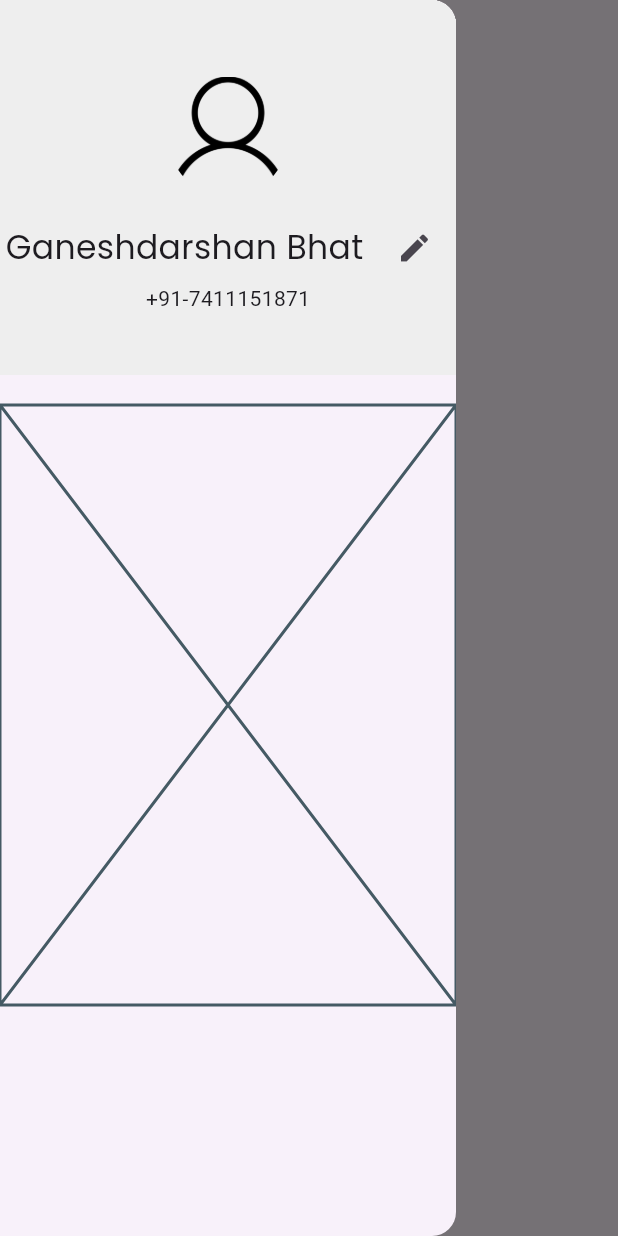
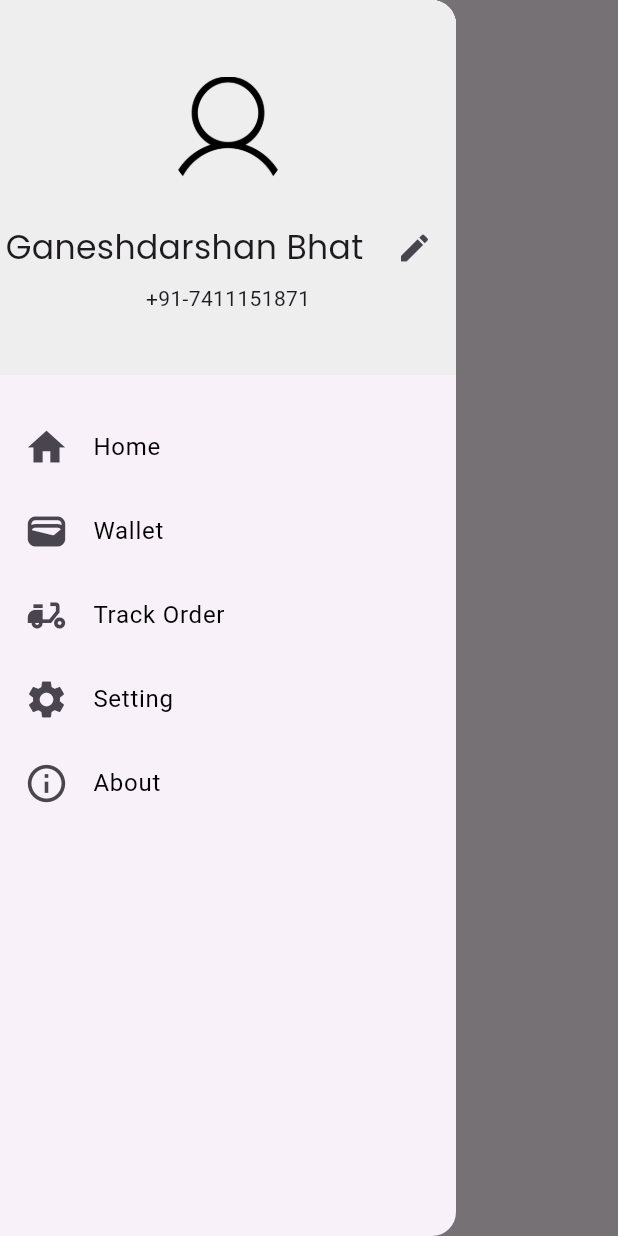
Before and after one commit to bhatganeshdarshan/Flutter-Logistic-app-project, a Flutter app: the screen it shows after launch, with the side drawer open, on a phone screen of 412 x 824 dp. Run offline on Flutter 3.47's test engine with Material 3 defaults, Android fonts, the phone set to English and light mode, and no system bars; our stand-ins replace country_code_picker, firebase_auth, firebase_core, google_fonts, google_maps_flutter, pinput; missing offline and left inert: flutter_polyline_points; accounts and stored records are empty.

Commit message:
Added Items to drawer

```diff
--- a/lib/custom_widgets/drawer_items.dart
+++ b/lib/custom_widgets/drawer_items.dart
@@ -1,15 +1,83 @@
 import 'package:flutter/material.dart';
 
-class DrawerItems extends StatefulWidget {
+class DrawerItems extends StatelessWidget {
   const DrawerItems({super.key});
 
   @override
-  State<DrawerItems> createState() => _DrawerItemsState();
-}
-
-class _DrawerItemsState extends State<DrawerItems> {
-  @override
   Widget build(BuildContext context) {
-    return const Placeholder();
+    return  Column(
+      children: [
+        ListTile(
+          leading: const Icon(
+            Icons.home,
+            size: 30,
+          ),
+          title: const Text(
+            'Home',
+            style: TextStyle(
+              color: Colors.black,
+              fontSize: 16,
+            ),
+          ),
+          onTap: () {},
+        ),
+        ListTile(
+          leading: const Icon(
+            Icons.wallet,
+            size: 30,
+          ),
+          title: const Text(
+            'Wallet',
+            style: TextStyle(
+              color: Colors.black,
+              fontSize: 16,
+            ),
+          ),
+          onTap: () {},
+        ),
+        ListTile(
+          leading: const Icon(
+            Icons.delivery_dining,
+            size: 30,
+          ),
+          title: const Text(
+            'Track Order',
+            style: TextStyle(
+              color: Colors.black,
+              fontSize: 16,
+            ),
+          ),
+          onTap: () {},
+        ),
+        ListTile(
+          leading: const Icon(
+            Icons.settings,
+            size: 30,
+          ),
+          title: const Text(
+            'Setting',
+            style: TextStyle(
+              color: Colors.black,
+              fontSize: 16,
+            ),
+          ),
+          onTap: () {},
+        ),
+        ListTile(
+          leading: const Icon(
+            Icons.info_outline,
+            size: 30,
+          ),
+          title: const Text(
+            'About',
+            style: TextStyle(
+              color: Colors.black,
+              fontSize: 16,
+            ),
+          ),
+          onTap: () {},
+        ),
+      ],
+    );
   }
 }
--- a/lib/home-page/home.dart
+++ b/lib/home-page/home.dart
@@ -13,7 +13,7 @@ class _HomePageState extends State<HomePage> {
   @override
   Widget build(BuildContext context) {
     return Scaffold(
-      drawer: Drawer(
+      drawer: const Drawer(
         child: SingleChildScrollView(
           child: Column(
             children: [
@@ -31,7 +31,7 @@ class _HomePageState extends State<HomePage> {
           child: Text("App logo"),
         ),
       ),
-      body: SingleChildScrollView(
+      body: const SingleChildScrollView(
         child: Column(
           children: [],
         ),
--- a/lib/main.dart
+++ b/lib/main.dart
@@ -28,7 +28,7 @@ class MyApp extends StatelessWidget {
         colorScheme: ColorScheme.fromSeed(seedColor: Colors.deepPurple),
         useMaterial3: true,
       ),
-      home: const HomePage(),
+      home:  HomePage(),
     );
   }
 }
```
